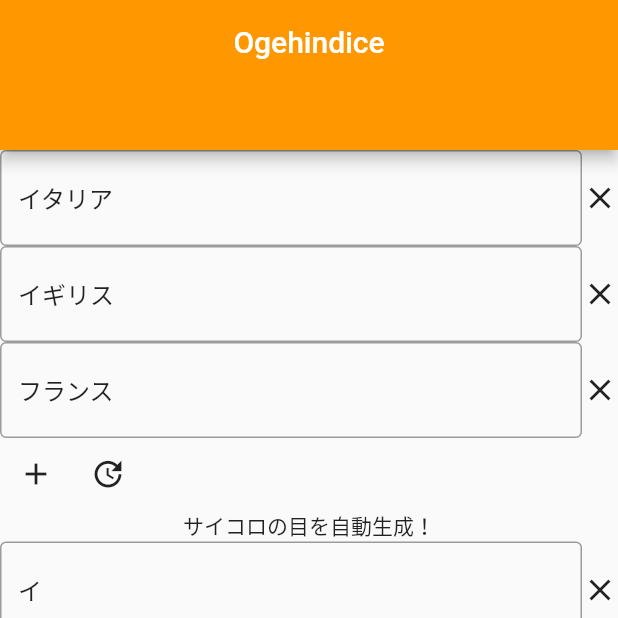
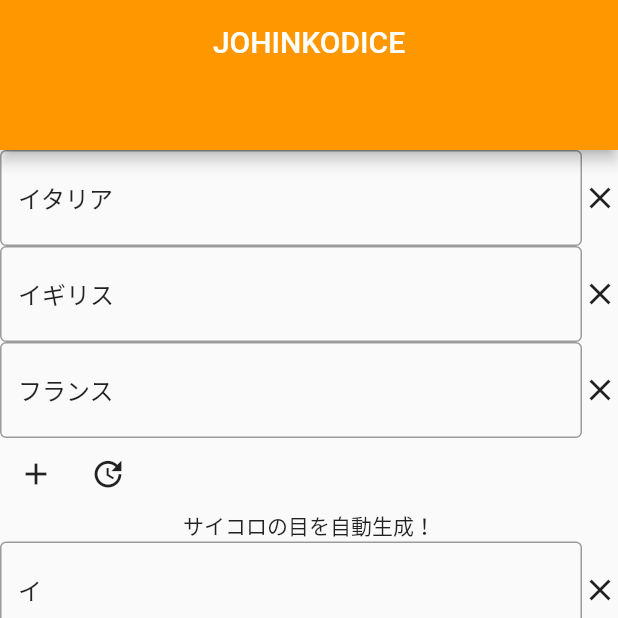
Before and after one commit to acannie/johinkodice, a Flutter app: the screen it shows after launch, on a phone screen of 412 x 824 dp, the top half of it. Run offline on Flutter 3.47's test engine with Material 2 defaults, Android fonts, the phone set to English and light mode, and no system bars.

Commit message:
env: JOHINKODICE に rename。

```diff
--- a/lib/main.dart
+++ b/lib/main.dart
@@ -13,7 +13,7 @@ class MyApp extends StatelessWidget {
   @override
   Widget build(BuildContext context) {
     return MaterialApp(
-        title: 'Ogehindice',
+        title: 'JOHINKODICE',
         theme: ThemeData(
           primarySwatch: Colors.blue,
         ),
--- a/lib/view.dart
+++ b/lib/view.dart
@@ -8,7 +8,7 @@ import 'ogehindice.dart';
 class Johindice extends StatelessWidget {
   Widget appBarMain() {
     return AppBar(
-      title: const Text('Ogehindice'),
+      title: const Text('JOHINKODICE'),
       backgroundColor: Colors.orange,
       centerTitle: true,
       actions: <Widget>[],
```
Also changed, not shown: 2 other files.
